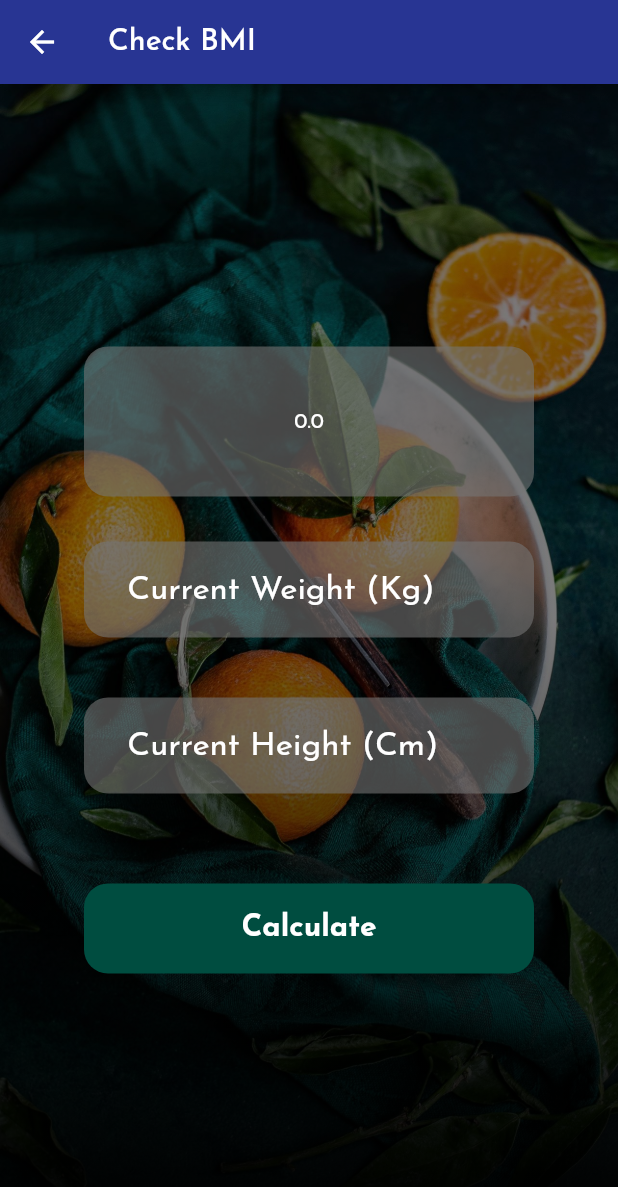
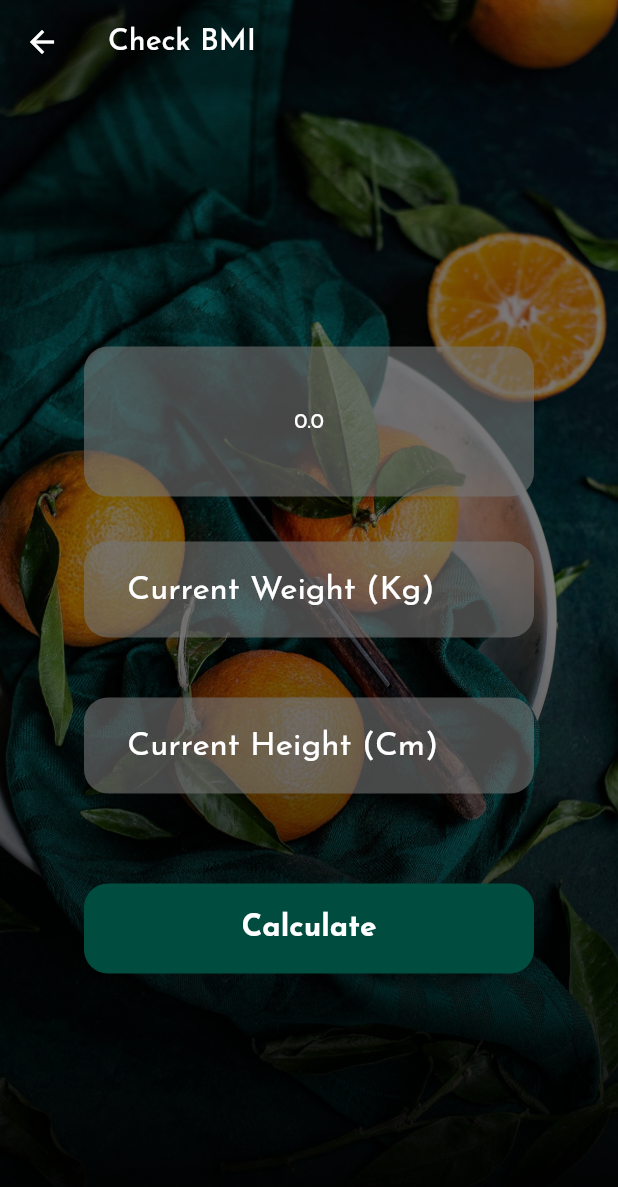
Before and after one commit to Software-Engineering-Project-Group-14/my_diet_guide, a Flutter app: the CheckBMI screen opened by its route, on a phone screen of 412 x 824 dp. Shown: the top 1187 px of the screen. Run offline on Flutter 3.47's test engine with Material 2 defaults, Android fonts, the phone set to English and light mode, and no system bars; our stand-ins replace cloud_firestore, device_preview, email_validator, firebase_auth, firebase_core, flutter_rating_bar and 2 more; accounts and stored records are empty.

Commit message:
Update check_bmi.dart

```diff
--- a/lib/screens/check_bmi.dart
+++ b/lib/screens/check_bmi.dart
@@ -23,7 +23,7 @@ class _CheckBMIState extends State<CheckBMI> {
       Scaffold(
         backgroundColor: Colors.transparent,
         appBar: AppBar(
-          backgroundColor: Colors.indigo[800],
+          backgroundColor: Colors.transparent,
           title: const Text(
             'Check BMI',
           ),
```
